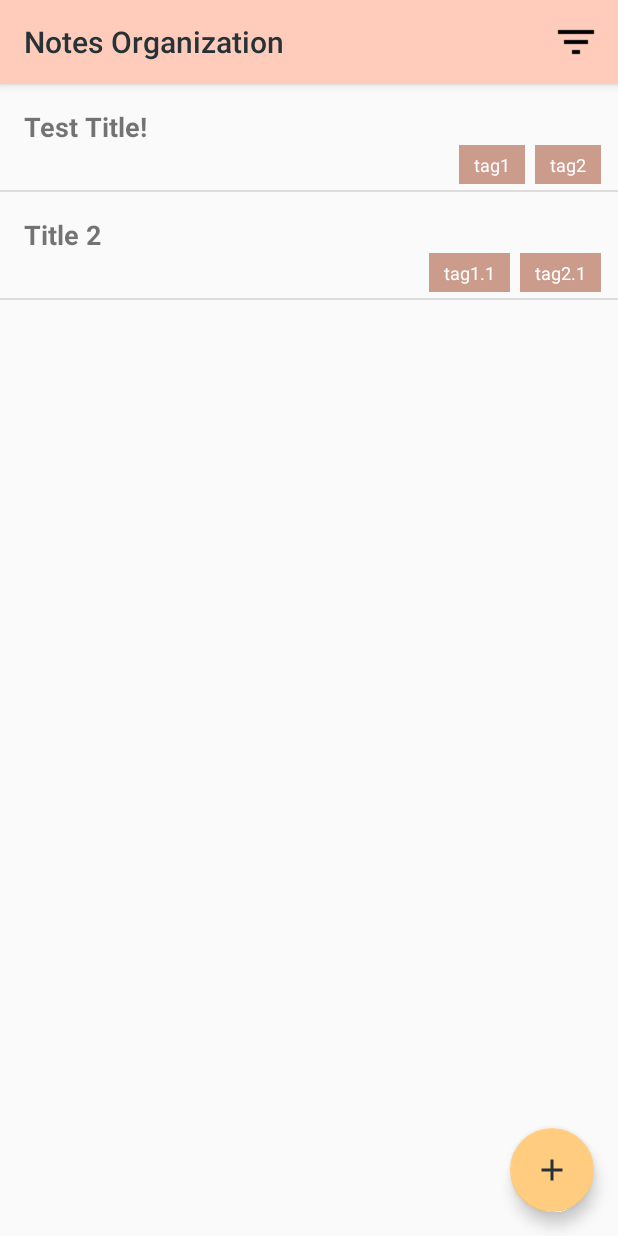
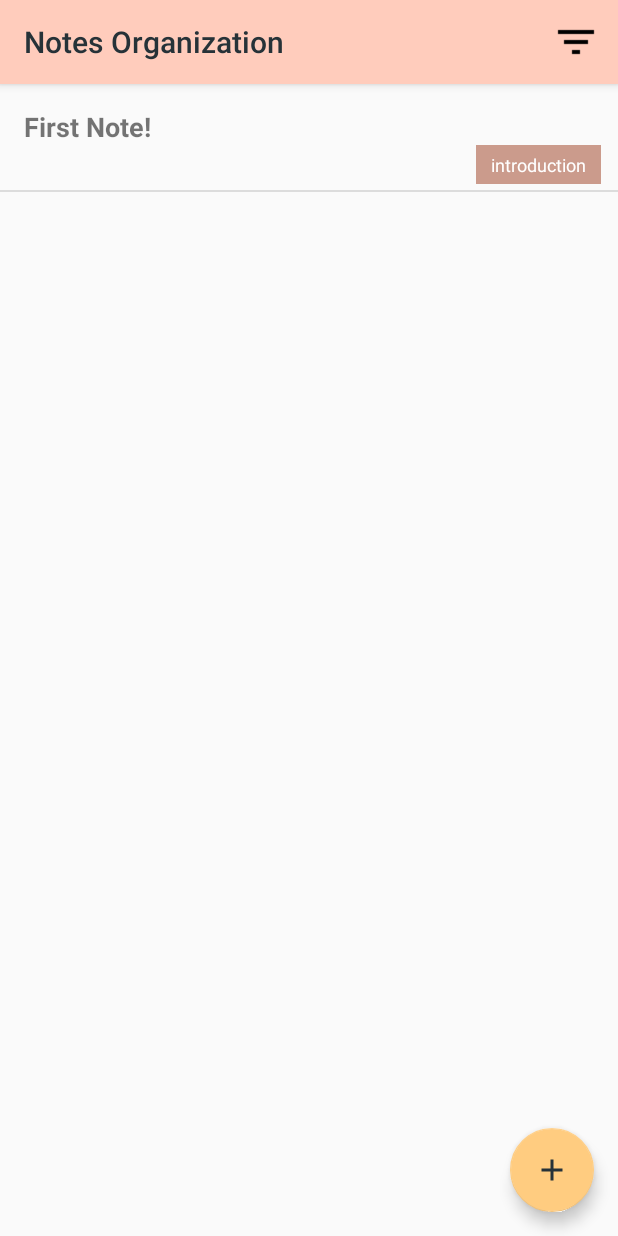
Before and after one commit to inayrus/FinalAppProject, an Android app: the screen it shows after launch (MainActivity), on a phone screen of 412 x 824 dp. Run offline under Robolectric (Android 15) with nearby library versions, the phone set to English and light mode, and no system bars.

Commit message:
cleaned code, added a docstring to all java files

```diff
--- a/app/src/main/java/com/example/finalappproject/MainActivity.java
+++ b/app/src/main/java/com/example/finalappproject/MainActivity.java
@@ -77,9 +77,9 @@ public class MainActivity extends AppCompatActivity {
         ListView notesList = findViewById(R.id.notesList);
         notesList.setAdapter(notesAdapter);
 
-        // set an list item listener
-        ListItemClickListener listListener = new ListItemClickListener();
-        notesList.setOnItemClickListener(listListener);
+        // set a listener for when a note in the list is clicked
+        ListItemClickListener noteClickListener = new ListItemClickListener();
+        notesList.setOnItemClickListener(noteClickListener);
     }
 
     @Override
@@ -135,6 +135,8 @@ public class MainActivity extends AppCompatActivity {
             note.setId(noteId);
 
             intent.putExtra("Note", note);
+
+            // send the list with all the tags
             intent.putExtra("allTags", allTags);
 
             startActivity(intent);
@@ -200,7 +202,6 @@ public class MainActivity extends AppCompatActivity {
                     @Override
                     public void onClick(DialogInterface dialog, int which) {
                         selectedFilter = which;
-                        System.out.println(selectedFilter);
                     }
                 });
 
--- a/app/src/main/java/com/example/finalappproject/NoteDatabase.java
+++ b/app/src/main/java/com/example/finalappproject/NoteDatabase.java
@@ -1,3 +1,18 @@
+/* *************************************************************************************************
+ * This file contains database related functions.
+ * On create, a new database is made. Only one of the can exist at the same time.
+ *
+ * It also consists of functions that:
+ * - select all notes from database.
+ * - insert a note
+ * - update a note
+ * - delete a note
+ * - get all the used tags in the database
+ * - select all notes with a certain tag
+ *
+ * by Valerie Sawirja
+ * ************************************************************************************************/
+
 package com.example.finalappproject;
 
 import android.content.ContentValues;
@@ -24,13 +39,14 @@ public class NoteDatabase extends SQLiteOpenHelper {
 
     @Override
     public void onCreate(SQLiteDatabase db) {
-        db.execSQL("create table Notes(_id INTEGER PRIMARY KEY AUTOINCREMENT, Title TEXT, Content TEXT, Tags TEXT, Timestamp DATETIME DEFAULT CURRENT_TIMESTAMP);");
+        db.execSQL("create table Notes(_id INTEGER PRIMARY KEY AUTOINCREMENT, Title TEXT, " +
+                "Content TEXT, Tags TEXT, Timestamp DATETIME DEFAULT CURRENT_TIMESTAMP);");
 
         // an example entry
-        db.execSQL("INSERT INTO Notes(Title, Content, Tags) VALUES('Test Title!'," +
-                "'Test content goes like blablablablablablabalbalablabalbalbalbalablal', 'tag1,tag2')");
-        db.execSQL("INSERT INTO Notes(Title, Content, Tags) VALUES('Title 2'," +
-                "'Test content goes like blablablablablablabalbalablabalbalbalbalablal', 'tag1.1,tag2.1')");
+        db.execSQL("INSERT INTO Notes(Title, Content, Tags) VALUES('First Note!'," +
+                "'An introduction to the app. You can add let the app read handwriting from a " +
+                "photo and add the recognized text to a note, you can add tags to your notes, " +
+                "and on the Home Screen you can filter on tags :)', 'introduction')");
     }
 
     // a constructor
@@ -117,7 +133,6 @@ public class NoteDatabase extends SQLiteOpenHelper {
                     for (String tag : parts) {
                         if (!allTags.contains(tag)) {
                             allTags.add(tag);
-                            System.out.println("added this tag to allTags list: " + tag);
                         }
                     }
                 }
@@ -133,7 +148,8 @@ public class NoteDatabase extends SQLiteOpenHelper {
     public Cursor filterTags(String chosenTag) {
         SQLiteDatabase db = getWritableDatabase();
 
-        return db.rawQuery("SELECT * FROM Notes WHERE Tags LIKE ?",  new String[] {"%" + chosenTag + "%"});
+        return db.rawQuery("SELECT * FROM Notes WHERE Tags LIKE ?",
+                new String[] {"%" + chosenTag + "%"});
 
     }
 }
--- a/app/src/main/java/com/example/finalappproject/TagsAdapter.java
+++ b/app/src/main/java/com/example/finalappproject/TagsAdapter.java
@@ -1,3 +1,9 @@
+/* *************************************************************************************************
+ * A file that contains functions to place a note's tags in a LinearLayout view.
+ *
+ * by Valerie Sawirja
+ * ************************************************************************************************/
+
 package com.example.finalappproject;
 
 import android.content.Context;
@@ -16,67 +22,31 @@ public class TagsAdapter {
         this.context = context;
     }
 
+    // a function that places the tags on a note in a LinearLayout.
     public void setTags(LinearLayout tagHolder, String stringTags) {
 
         tagHolder.removeAllViews();
 
-        // add tag buttons if a note has tags
+        // add tag TextViews if a note has tags
         if (stringTags != null) {
+
             // convert the string with tags to an ArrayList<String>
             Note note = new Note();
             ArrayList<String> arrayTags = note.getUpdatedArrayTags(stringTags);
-            System.out.println("entered the tagsadapter in: " + context);
-            System.out.println("tags to put in there: " + stringTags);
 
-            int childCount = tagHolder.getChildCount();
-
-            // place tags
-            if ((arrayTags.size() != childCount)) {
-                // childCount == 0: add all the tags
-                for (int i = 0, lenTags = arrayTags.size(); i < lenTags; i++) {
-
-                    TextView tagView = createTextView(arrayTags.get(i));
-
-                    // add textView to layout
-                    tagHolder.addView(tagView);
-
-                }
-            }
-            // else (count and size are same and not 0) check if content matches up.
-            else {
-                // remember what tags need to be added
-                ArrayList<String> toAdd = new ArrayList<>(arrayTags);
-
-                int index = 0;
-                while (index < tagHolder.getChildCount()) {
-                    TextView tagView = (TextView)tagHolder.getChildAt(index);
-
-                    if (!arrayTags.contains(tagView.getText())) {
-                        // remove view from UI if it's not in arrayTags
-                        tagHolder.removeView(tagView);
-                    }
-                    else {
-                        // if tag is in arrayTags, delete it from the toAdd list
-                        toAdd.remove(tagView.getText());
-                        index++;
-                    }
-                }
-
-                // if a view is removed, add the missing tag
-                for (String tag: toAdd) {
-                    TextView tagView = createTextView(tag);
-                    // add textView to layout
-                    tagHolder.addView(tagView);
-
-                }
+            // make TextViews of the tags and place them in the view
+            for (int i = 0, lenTags = arrayTags.size(); i < lenTags; i++) {
+                TextView tagView = createTextView(arrayTags.get(i));
+                tagHolder.addView(tagView);
             }
         }
     }
 
+    // creates a TextView from a String
     private TextView createTextView(String tag) {
-        // add a clickable textview
         TextView txtTag = new TextView(context);
-        LinearLayout.LayoutParams params = new LinearLayout.LayoutParams(LinearLayout.LayoutParams.WRAP_CONTENT,
+        LinearLayout.LayoutParams params = new LinearLayout.
+                LayoutParams(LinearLayout.LayoutParams.WRAP_CONTENT,
                 LinearLayout.LayoutParams.WRAP_CONTENT);
         params.setMargins(5, 0, 5, 5);
         txtTag.setLayoutParams(params);
```
Also changed, not shown: app/src/main/java/com/example/finalappproject/Note.java (+7 -15 lines), app/src/main/java/com/example/finalappproject/NoteActivity.java (+26 -23 lines), app/src/main/java/com/example/finalappproject/NoteAdapter.java (+10 -72 lines), app/src/main/java/com/example/finalappproject/SelectActivity.java (+30 -16 lines), app/src/main/res/layout/activity_main.xml (+0 -14 lines), app/src/main/res/layout/recyclerview_item.xml (deleted, +0 -19 lines), app/src/main/res/menu/note_act_menu.xml (+0 -12 lines).
